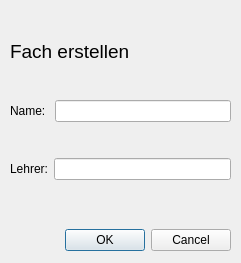
Above: c_subject.ui from orgnnice/OrgNNice before the change. Below: the same form after it.
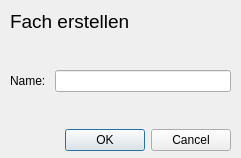
That is the form after the change.

Commit message: GUI Insert Subject developed

Diff of the .ui file:
```diff
--- a/c_subject.ui
+++ b/c_subject.ui
@@ -7,51 +7,22 @@
     <x>0</x>
     <y>0</y>
     <width>241</width>
-    <height>263</height>
+    <height>158</height>
    </rect>
   </property>
   <property name="windowTitle">
    <string>Dialog</string>
   </property>
-  <widget class="QDialogButtonBox" name="buttonBox">
-   <property name="geometry">
-    <rect>
-     <x>10</x>
-     <y>220</y>
-     <width>221</width>
-     <height>41</height>
-    </rect>
-   </property>
-   <property name="orientation">
-    <enum>Qt::Horizontal</enum>
-   </property>
-   <property name="standardButtons">
-    <set>QDialogButtonBox::Cancel|QDialogButtonBox::Ok</set>
-   </property>
-  </widget>
   <widget class="QWidget" name="verticalLayoutWidget">
    <property name="geometry">
     <rect>
      <x>10</x>
      <y>10</y>
      <width>221</width>
-     <height>201</height>
+     <height>141</height>
     </rect>
    </property>
    <layout class="QVBoxLayout" name="verticalLayout">
-    <item>
-     <spacer name="verticalSpacer_2">
-      <property name="orientation">
-       <enum>Qt::Vertical</enum>
-      </property>
-      <property name="sizeHint" stdset="0">
-       <size>
-        <width>20</width>
-        <height>40</height>
-       </size>
-      </property>
-     </spacer>
-    </item>
     <item>
      <widget class="QLabel" name="label_3">
       <property name="font">
@@ -105,31 +76,14 @@
      </spacer>
     </item>
     <item>
-     <layout class="QGridLayout" name="gridLayout_2">
-      <item row="0" column="0">
-       <widget class="QLabel" name="label">
-        <property name="text">
-         <string>Lehrer:</string>
-        </property>
-       </widget>
-      </item>
-      <item row="0" column="1">
-       <widget class="QLineEdit" name="lineEdit"/>
-      </item>
-     </layout>
-    </item>
-    <item>
-     <spacer name="verticalSpacer_5">
+     <widget class="QDialogButtonBox" name="buttonBox">
       <property name="orientation">
-       <enum>Qt::Vertical</enum>
+       <enum>Qt::Horizontal</enum>
       </property>
-      <property name="sizeHint" stdset="0">
-       <size>
-        <width>20</width>
-        <height>40</height>
-       </size>
+      <property name="standardButtons">
+       <set>QDialogButtonBox::Cancel|QDialogButtonBox::Ok</set>
       </property>
-     </spacer>
+     </widget>
     </item>
    </layout>
   </widget>
```
Left out of the diff: 34 changed lines with no effect on the pictures. The commit also changes 6 other files.
